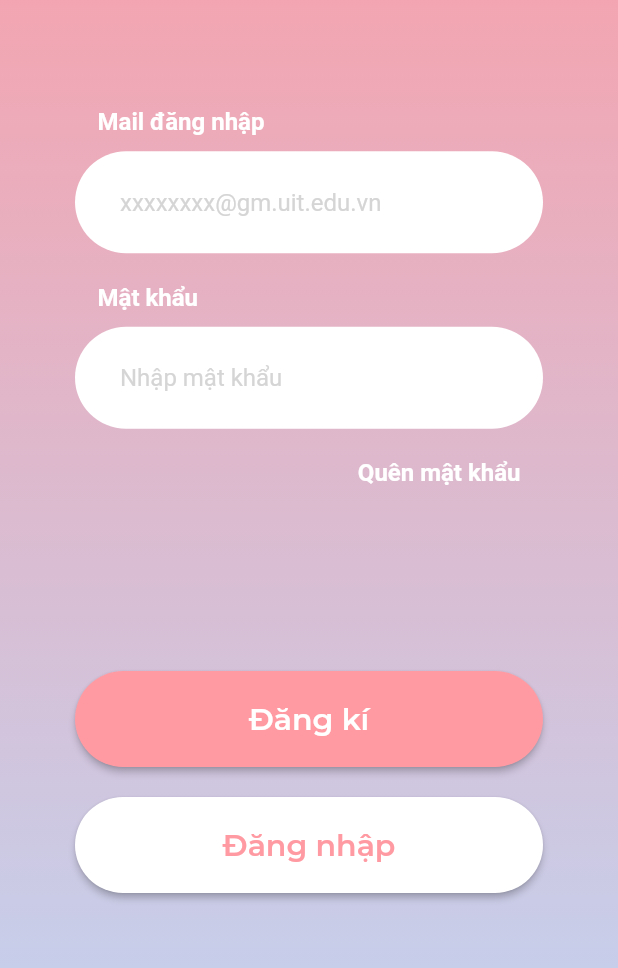
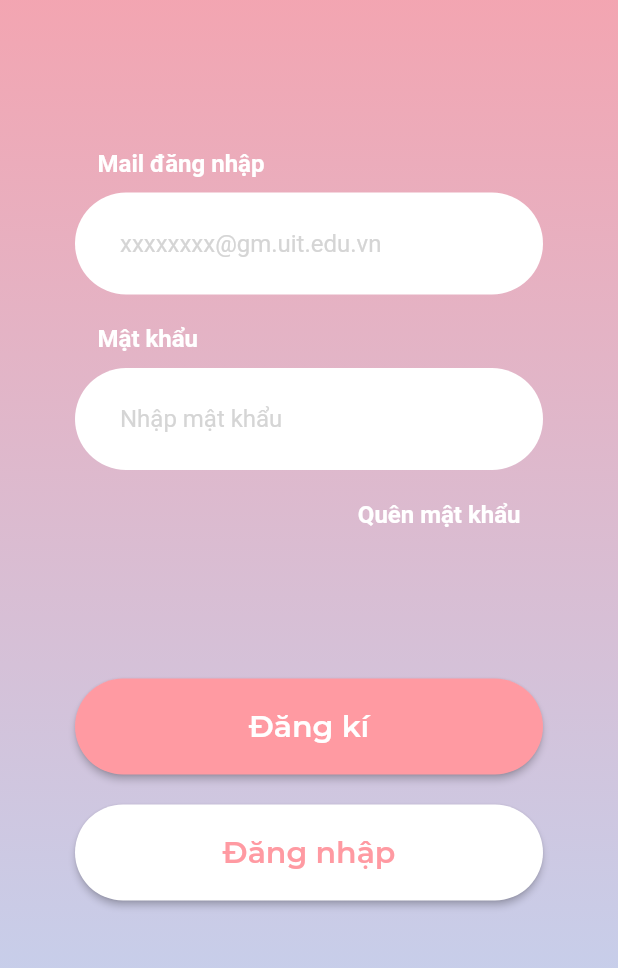
Before and after one commit to tranvuongduy2003/youit, a Flutter app: the screen it shows after launch, on a phone screen of 412 x 824 dp, the part 268-1236 px from its top. Run offline on Flutter 3.47's test engine with Material 2 defaults, Android fonts, the light colour scheme and no system bars.

Commit message:
update: thu linh tinh

```diff
--- a/lib/screens/auth/login_page.dart
+++ b/lib/screens/auth/login_page.dart
@@ -6,11 +6,11 @@ import 'package:you_it/widgets/stateless/signButton.dart';
 
 class LoginPage extends StatelessWidget {
   const LoginPage({Key? key}) : super(key: key);
-
   @override
   Widget build(BuildContext context) {
     return Scaffold(
-      body: Container(
+      body: SingleChildScrollView(
+        child: Container(
           decoration: BoxDecoration(
             gradient: LinearGradient(
               begin: Alignment.topCenter,
@@ -25,7 +25,8 @@ class LoginPage extends StatelessWidget {
             mainAxisAlignment: MainAxisAlignment.spaceBetween,
             children: <Widget>[
               Container(
-              padding: EdgeInsets.only(top: 100), //top: 100, left 50
+                padding:
+                    EdgeInsets.only(top: 100, bottom: 50), //top: 100, left 50
                 child: Text(
                   'CHÀO MỪNG BẠN \nĐẾN VỚI YOUIT',
                   textAlign: TextAlign.center,
@@ -39,7 +40,7 @@ class LoginPage extends StatelessWidget {
                 ),
               ),
               Container(
-              padding: EdgeInsets.symmetric(horizontal: 50),
+                padding: EdgeInsets.symmetric(horizontal: 50, vertical: 50),
                 child: Column(
                   children: <Widget>[
                     Input(
@@ -106,6 +107,7 @@ class LoginPage extends StatelessWidget {
             ],
           ),
         ),
+      ),
     );
   }
 }
```
Lines whose indentation alone changed are shown as unchanged.
